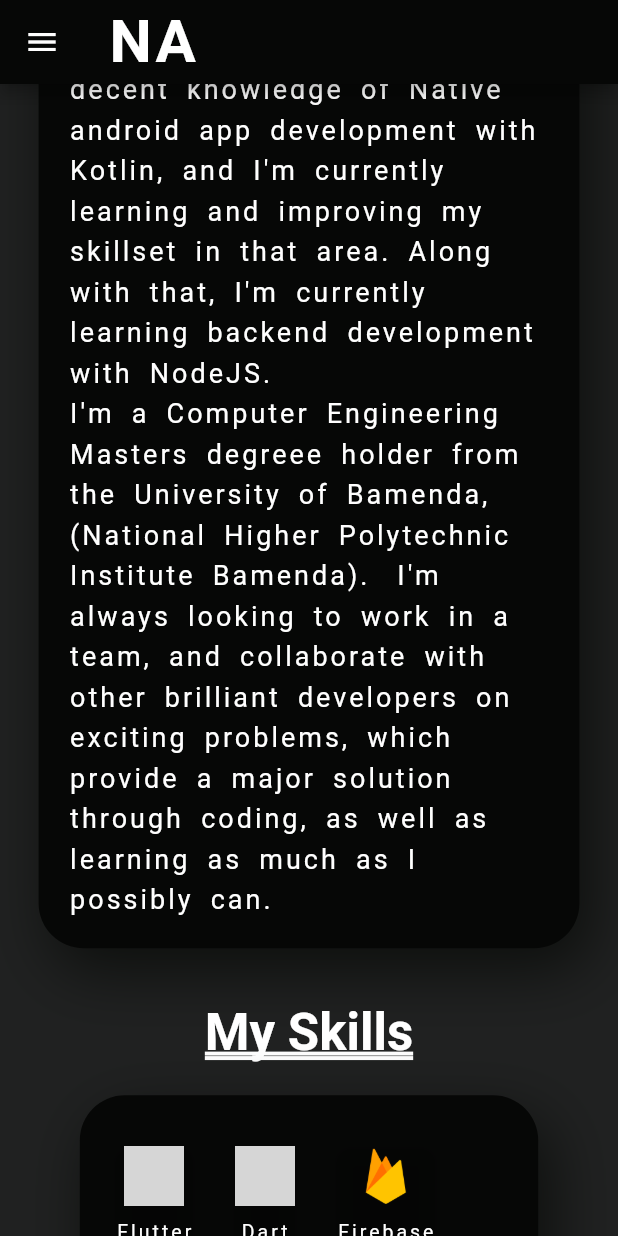
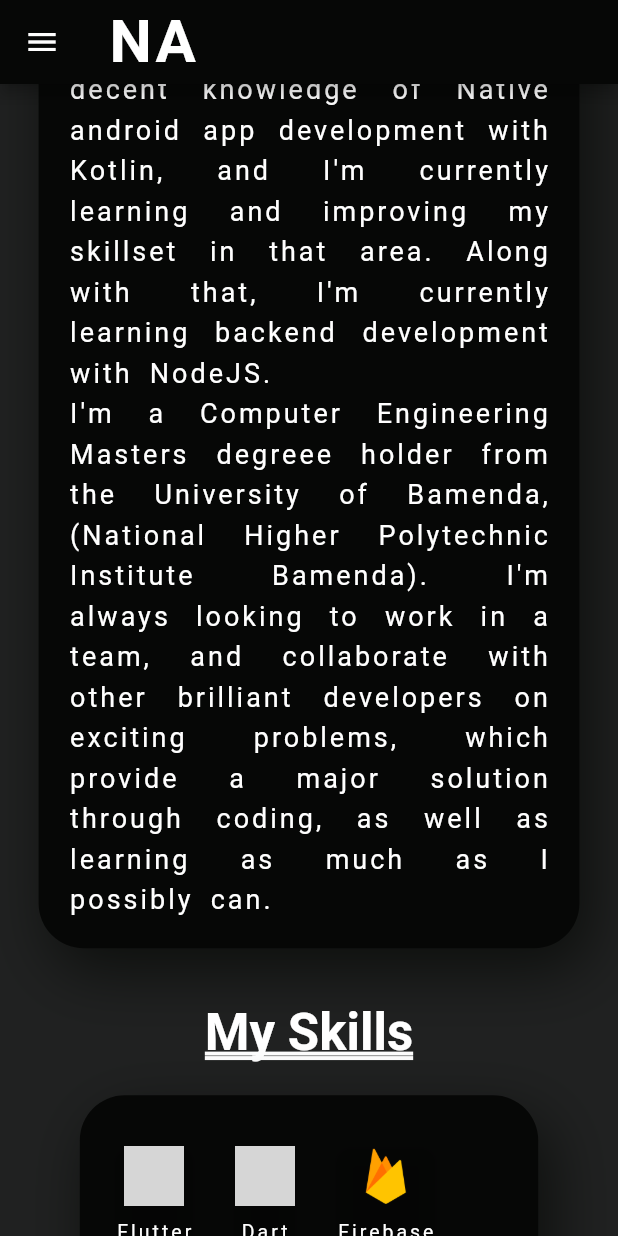
Before and after one commit to alainjr10/flutter-portlfolio-app, a Flutter app: the screen it shows after launch, scrolled down 1152 dp, on a phone screen of 412 x 824 dp. Run offline on Flutter 3.47's test engine with Material 2 defaults, Android fonts, the phone set to English and light mode, and no system bars; our stand-ins replace carousel_slider, firebase_core, font_awesome_flutter, go_router, google_fonts, hooks_riverpod; accounts and stored records are empty; grey boxes are pictures that could not be loaded.

Commit message:
updates to projects section

```diff
--- a/lib/app/router/router.dart
+++ b/lib/app/router/router.dart
@@ -1,6 +1,8 @@
+import 'package:dyce_portfolio/src/features/home/data/models/project_specs.dart';
 import 'package:dyce_portfolio/src/features/home/presentation/screens/about_me_screen.dart';
 import 'package:dyce_portfolio/src/features/home/presentation/screens/contact_me_screen.dart';
 import 'package:dyce_portfolio/src/features/home/presentation/screens/homescreen.dart';
+import 'package:dyce_portfolio/src/features/home/presentation/screens/project_details.dart';
 import 'package:dyce_portfolio/src/features/home/presentation/screens/projects_screen.dart';
 import 'package:flutter/material.dart';
 import 'package:go_router/go_router.dart';
@@ -18,11 +20,22 @@ final router = GoRouter(
       },
     ),
     GoRoute(
-      path: '/projects',
-      builder: (context, state) {
-        return const ProjectsScreen();
-      },
-    ),
+        path: '/projects',
+        builder: (context, state) {
+          return const ProjectsScreen();
+        },
+        routes: [
+          GoRoute(
+            path: 'project_details/:project_title',
+            builder: (context, state) {
+              ProjectSpecs projectSpecs = state.extra as ProjectSpecs;
+              return ProjectDetailsScreen(
+                projectName: state.pathParameters['project_title']!,
+                project: projectSpecs,
+              );
+            },
+          ),
+        ]),
     GoRoute(
       path: '/about-me',
       builder: (context, state) {
--- a/lib/src/features/home/data/models/project_specs.dart
+++ b/lib/src/features/home/data/models/project_specs.dart
@@ -6,6 +6,7 @@ class ProjectSpecs {
   final Function() onTapped;
   List<String> projectImagesUrl;
   String projectStatus;
+  String projectWebUrl;
 
   ProjectSpecs({
     required this.projectTitle,
@@ -15,5 +16,6 @@ class ProjectSpecs {
     required this.onTapped,
     this.projectImagesUrl = const [],
     this.projectStatus = "inProgress",
+    this.projectWebUrl = "",
   });
 }
--- a/lib/src/features/home/domain/repository/projects_repo.dart
+++ b/lib/src/features/home/domain/repository/projects_repo.dart
@@ -1,6 +1,9 @@
+import 'package:dyce_portfolio/src/features/home/data/models/project_specs.dart';
 import 'package:dyce_portfolio/src/features/home/data/models/skills_model.dart';
 
 abstract class ProjectsRepo {
   List<SkillsModel> getSkills();
   String getAboutMeText();
+  String briefDescription();
+  List<ProjectSpecs> getProjects();
 }
--- a/lib/src/features/home/presentation/screens/homescreen.dart
+++ b/lib/src/features/home/presentation/screens/homescreen.dart
@@ -3,7 +3,6 @@ import 'package:dyce_portfolio/src/features/home/presentation/view_model/project
 import 'package:flutter/material.dart';
 import 'package:hooks_riverpod/hooks_riverpod.dart';
 
-import '../view_model/projects.dart';
 import '../widgets/homescreen_largeScreen.dart';
 import '../widgets/homescreen_mobileScreen.dart';
 
@@ -30,7 +29,8 @@ class HomeScreen extends ConsumerWidget {
             textTheme: textTheme,
             aboutMeText: projectsProvider.getAboutMeText(),
             skills: projectsProvider.getSkills(),
-            projects: projects)
+            projects: projectsProvider.getProjects(),
+          )
         : HomeScreenLargeScreen(
             scrollToHomeKey: scrollToHomeKey,
             scrollToAboutKey: scrollToAboutKey,
@@ -40,6 +40,7 @@ class HomeScreen extends ConsumerWidget {
             textTheme: textTheme,
             aboutMeText: projectsProvider.getAboutMeText(),
             skills: projectsProvider.getSkills(),
-            projects: projects);
+            projects: projectsProvider.getProjects(),
+          );
   }
 }
--- a/lib/src/features/home/presentation/screens/project_details.dart
+++ b/lib/src/features/home/presentation/screens/project_details.dart
@@ -8,7 +8,9 @@ import '../../../../../app/utils/constants.dart';
 
 class ProjectDetailsScreen extends StatefulWidget {
   static const projectDetailsScreenId = "/project_details";
-  const ProjectDetailsScreen({super.key, required this.project});
+  const ProjectDetailsScreen(
+      {super.key, required this.project, required this.projectName});
+  final String projectName;
   final ProjectSpecs project;
 
   @override
--- a/lib/src/features/home/presentation/widgets/about_me_card.dart
+++ b/lib/src/features/home/presentation/widgets/about_me_card.dart
@@ -63,6 +63,7 @@ class AboutMeCard extends StatelessWidget {
               style: kH4TextStyle.copyWith(
                 height: 1.5,
               ),
+              textAlign: TextAlign.justify,
             ),
           ),
         ],
--- a/lib/src/features/home/presentation/widgets/homescreen_mobileScreen.dart
+++ b/lib/src/features/home/presentation/widgets/homescreen_mobileScreen.dart
@@ -1,15 +1,19 @@
+import 'package:dyce_portfolio/src/features/home/presentation/view_model/projects_providers.dart';
 import 'package:dyce_portfolio/src/features/home/presentation/widgets/about_me_card.dart';
+import 'package:dyce_portfolio/src/features/home/presentation/widgets/scroll_to_place_btn.dart';
 import 'package:dyce_portfolio/src/features/home/presentation/widgets/skills_card.dart';
 import 'package:dyce_portfolio/src/features/home/presentation/widgets/social_icons.dart';
 import 'package:flutter/material.dart';
+import 'package:go_router/go_router.dart';
 import 'package:google_fonts/google_fonts.dart';
+import 'package:hooks_riverpod/hooks_riverpod.dart';
 
 import '../../data/models/project_specs.dart';
 import '../../data/models/skills_model.dart';
 import '../../../../../app/utils/constants.dart';
 import 'single_project_card.dart';
 
-class HomeScreenMobile extends StatelessWidget {
+class HomeScreenMobile extends ConsumerWidget {
   const HomeScreenMobile({
     Key? key,
     required this.scrollToHomeKey,
@@ -34,7 +38,8 @@ class HomeScreenMobile extends StatelessWidget {
   final List<ProjectSpecs> projects;
 
   @override
-  Widget build(BuildContext context) {
+  Widget build(BuildContext context, WidgetRef ref) {
+    final projectsProvider = ref.watch(projectsRepoProvider);
     return Scaffold(
       appBar: AppBar(
         title: Text(
@@ -53,62 +58,32 @@ class HomeScreenMobile extends StatelessWidget {
             DrawerHeader(
               child: Container(),
             ),
-            TextButton(
-              onPressed: () {
-                Scrollable.ensureVisible(
-                  scrollToHomeKey.currentContext!,
-                  duration: const Duration(seconds: 1),
-                  curve: Curves.easeInOut,
-                );
-                Navigator.pop(context);
-              },
-              style: kHeadingTextButtonStyle,
-              child: const Text("Home"),
+            buildScrollableButton(
+              context,
+              "Home",
+              scrollToHomeKey,
             ),
-            const SizedBox(width: 8.0),
-            TextButton(
-              onPressed: () {
-                Scrollable.ensureVisible(
-                  scrollToAboutKey.currentContext!,
-                  duration: const Duration(seconds: 1),
-                  curve: Curves.easeInOut,
-                );
-                Navigator.pop(context);
-              },
-              style: kHeadingTextButtonStyle,
-              child: const Text("About"),
+            buildScrollableButton(
+              context,
+              "About",
+              scrollToAboutKey,
             ),
-            const SizedBox(width: 8.0),
-            TextButton(
-              onPressed: () {
-                Scrollable.ensureVisible(
-                  scrollToSkillsKey.currentContext!,
-                  duration: const Duration(seconds: 1),
-                  curve: Curves.easeInOut,
-                );
-                Navigator.pop(context);
-              },
-              style: kHeadingTextButtonStyle,
-              child: const Text("Skills"),
+            buildScrollableButton(
+              context,
+              "Skills",
+              scrollToSkillsKey,
             ),
-            const SizedBox(width: 8.0),
-            TextButton(
-              onPressed: () {
-                Scrollable.ensureVisible(
-                  scrollToProjectsKey.currentContext!,
-                  duration: const Duration(seconds: 1),
-                  curve: Curves.easeInOut,
-                );
-                Navigator.pop(context);
-              },
-              style: kHeadingTextButtonStyle,
-              child: const Text("Projects"),
+            buildScrollableButton(
+              context,
+              "Projects",
+              scrollToProjectsKey,
             ),
             const SizedBox(width: 100.0),
           ],
         ),
       ),
       body: SingleChildScrollView(
+        primary: true,
         child: Column(
           children: [
             Container(
@@ -140,7 +115,7 @@ class HomeScreenMobile extends StatelessWidget {
                       Container(
                         constraints: const BoxConstraints(maxWidth: 750.0),
                         child: Text(
-                          "Software Engineer, Software Developer, Freelancer. \nMobile App Developer, building reliable and scalable cross platform mobile apps with Flutter SDK. \nBackend web developer",
+                          projectsProvider.briefDescription(),
                           style: GoogleFonts.roboto(
                             textStyle: textTheme.titleLarge?.copyWith(
                               color: Colors.white,
@@ -149,6 +124,7 @@ class HomeScreenMobile extends StatelessWidget {
                               fontSize: 18.0,
                             ),
                           ),
+                          textAlign: TextAlign.justify,
                         ),
                       ),
                       const SizedBox(
@@ -194,7 +170,6 @@ class HomeScreenMobile extends StatelessWidget {
                     height: 15.0,
                   ),
                   ListView.separated(
-                    primary: true,
                     shrinkWrap: true,
                     itemCount: projects.length,
                     separatorBuilder: (context, index) {
@@ -207,40 +182,36 @@ class HomeScreenMobile extends StatelessWidget {
                         projectDescription: projects[index].projectDescription,
                         techStackUsed: projects[index].techStackUsed,
                         displayImageUrl: projects[index].displayImageUrl,
-                        onTapped: () {},
+                        onTapped: () {
+                          context.push(
+                            '/projects/project_details/${projects[index].projectTitle}',
+                            extra: projects[index],
+                          );
+                        },
                       );
                     },
                   ),
-                  const SizedBox(
-                    height: 30.0,
-                  ),
-                  ListView.separated(
-                    primary: true,
-                    shrinkWrap: true,
-                    itemCount: projects.length,
-                    separatorBuilder: (context, index) {
-                      return const SizedBox(height: 30.0);
-                    },
-                    itemBuilder: (context, index) {
-                      // return SmallerProjectsCard(
-                      //   textTheme: textTheme,
-                      //   projectTitle: projects[index].projectTitle,
-                      //   projectDescription:
-                      //       projects[index].projectDescription,
-                      //   displayImageUrl: projects[index].displayImageUrl,
-                      //   onTapped: projects[index].onTapped,
-                      //   techStackUsed: projects[index].techStackUsed,
-                      // );
-                      return SingleProjectCardMobile(
-                        size: size,
-                        projectTitle: projects[index].projectTitle,
-                        projectDescription: projects[index].projectDescription,
-                        techStackUsed: projects[index].techStackUsed,
-                        displayImageUrl: projects[index].displayImageUrl,
-                        onTapped: () {},
-                      );
-                    },
-                  ),
+                  // const SizedBox(
+                  //   height: 30.0,
+                  // ),
+                  // ListView.separated(
+                  //   // primary: true,
+                  //   shrinkWrap: true,
+                  //   itemCount: projects.length,
+                  //   separatorBuilder: (context, index) {
+                  //     return const SizedBox(height: 30.0);
+                  //   },
+                  //   itemBuilder: (context, index) {
+                  //     return SingleProjectCardMobile(
+                  //       size: size,
+                  //       projectTitle: projects[index].projectTitle,
+                  //       projectDescription: projects[index].projectDescription,
+                  //       techStackUsed: projects[index].techStackUsed,
+                  //       displayImageUrl: projects[index].displayImageUrl,
+                  //       onTapped: () {},
+                  //     );
+                  //   },
+                  // ),
                 ],
               ),
             ),
--- /dev/null
+++ b/lib/src/features/home/presentation/widgets/scroll_to_place_btn.dart
@@ -0,0 +1,18 @@
+import 'package:dyce_portfolio/app/utils/constants.dart';
+import 'package:flutter/material.dart';
+
+Widget buildScrollableButton(BuildContext context, String title, GlobalKey key,
+    {bool popBack = true}) {
+  return TextButton(
+    onPressed: () {
+      Scrollable.ensureVisible(
+        key.currentContext!,
+        duration: const Duration(seconds: 1),
+        curve: Curves.easeInOut,
+      );
+      popBack ? Navigator.pop(context) : null;
+    },
+    style: kHeadingTextButtonStyle,
+    child: Text(title),
+  );
+}
```
Also changed, not shown: lib/src/features/home/data/data_sources/projects_local_data_src.dart (+163 -0 lines), lib/src/features/home/data/repository_impl/projects_repo_impl.dart (+11 -0 lines), lib/src/features/home/presentation/widgets/homescreen_largeScreen.dart (+34 -83 lines), assets/icons/icons8-kotlin-100.png (added), assets/icons/icons8-typescript-100.png (added).
